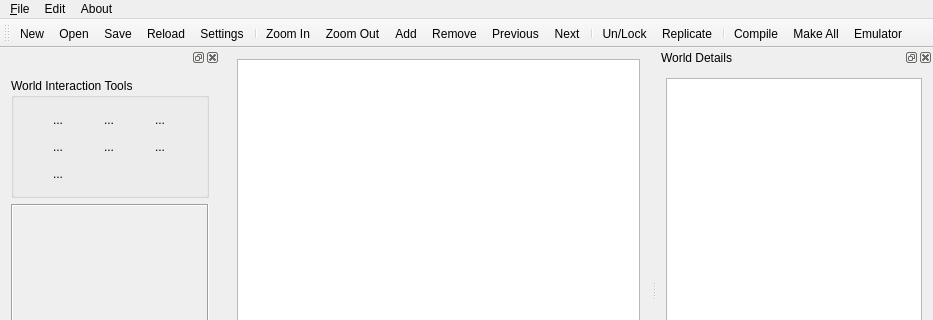
Before: the Qt Designer form branches/tools/LePlatz/PlatzWin.ui in gonzalodelgado/uzebox-paul, drawn with Qt 5; both pictures show x 0 to 933 and y 0 to 320 of the 933 by 827 pixel window.
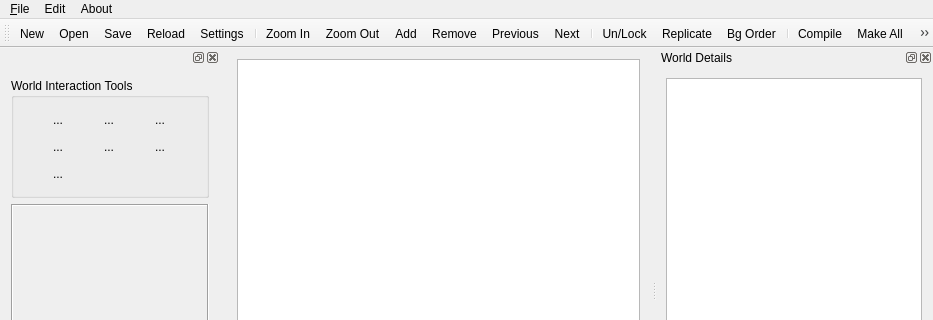
After: the same form once the commit is applied. Icons and pictures are not drawn. Custom widgets are drawn as their Qt base class.

Commit message: LePlatz dev branch: - Added Bg Ordering tool

The edit to the form file:
```diff
--- a/branches/tools/LePlatz/PlatzWin.ui
+++ b/branches/tools/LePlatz/PlatzWin.ui
@@ -233,6 +233,7 @@
    <addaction name="separator"/>
    <addaction name="actionLock"/>
    <addaction name="actionReplicate"/>
+   <addaction name="actionBgOrdering"/>
    <addaction name="separator"/>
    <addaction name="actionCompile"/>
    <addaction name="actionMake"/>
@@ -1920,6 +1921,14 @@
     <string>Canvas Bg Color...</string>
    </property>
   </action>
+  <action name="actionBgOrdering">
+   <property name="text">
+    <string>Bg Order</string>
+   </property>
+   <property name="toolTip">
+    <string>Toggle Outer Bg ordering for the selected slice (left-to-right or right-to-left)</string>
+   </property>
+  </action>
  </widget>
  <layoutdefault spacing="6" margin="11"/>
  <customwidgets>
```
The commit also changes 17 other files.
